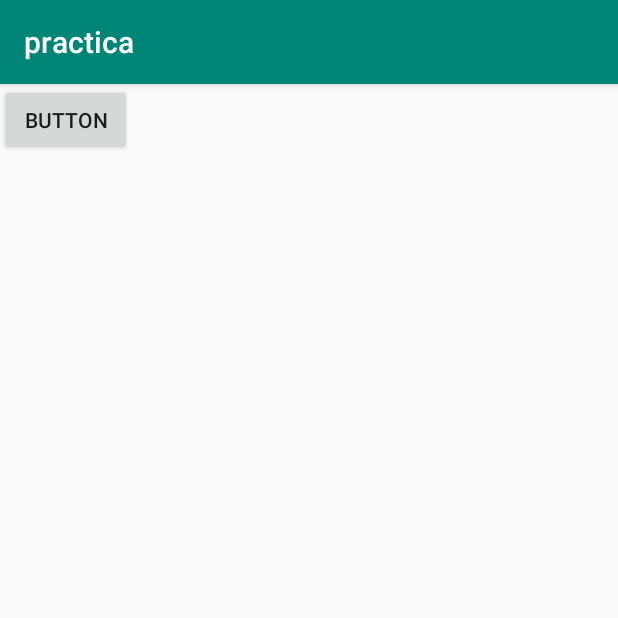
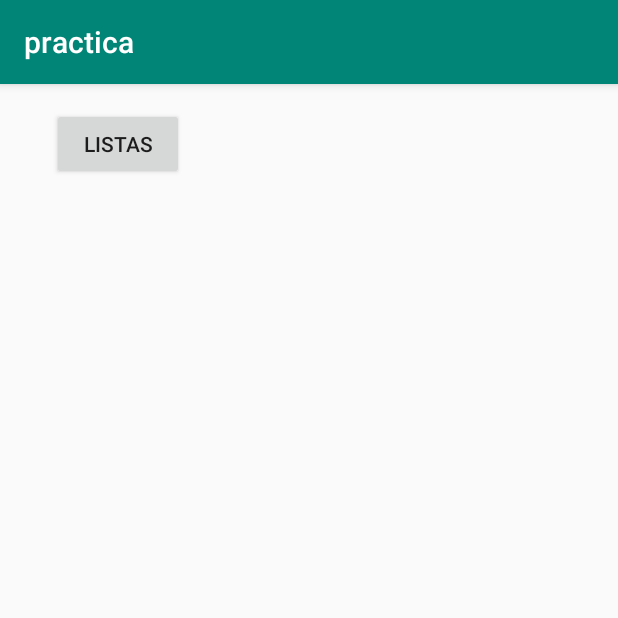
Before and after one commit to crrlos/practica, an Android app: the screen it shows after launch (MainActivity before the commit, Principal after it), on a phone screen of 412 x 824 dp, the top half of it. Run offline under Robolectric (Android 15) with nearby library versions, the phone set to English and light mode, and no system bars.

Commit message:
Se agregó actividad principal para navegar entre los temas de la práctica

```diff
--- a/app/src/main/java/com/example/carlos/practica/MainActivity.java
+++ b/app/src/main/java/com/example/carlos/practica/Listas.java
@@ -1,21 +1,18 @@
 package com.example.carlos.practica;
 
-import android.support.v4.content.ContextCompat;
 import android.support.v7.app.AppCompatActivity;
 import android.os.Bundle;
 import android.support.v7.widget.DividerItemDecoration;
 import android.support.v7.widget.LinearLayoutManager;
 import android.support.v7.widget.RecyclerView;
-import android.util.Log;
 import android.view.View;
 import android.widget.Button;
-import android.widget.TextView;
 import android.widget.Toast;
 
 import java.util.ArrayList;
 import java.util.List;
 
-public class MainActivity extends AppCompatActivity {
+public class Listas extends AppCompatActivity {
 
     private RecyclerView mRecyclerView;
     private RecyclerView.Adapter mAdapter;
@@ -25,7 +22,7 @@ public class MainActivity extends AppCompatActivity {
     @Override
     protected void onCreate(Bundle savedInstanceState) {
         super.onCreate(savedInstanceState);
-        setContentView(R.layout.activity_main);
+        setContentView(R.layout.activity_listas);
 
         final List<String> names = new ArrayList<>();
         Button agregar = findViewById(R.id.button2);
@@ -66,7 +63,7 @@ public class MainActivity extends AppCompatActivity {
 
             @Override
             public void onLongClick(View v, int pos) {
-                Toast.makeText(MainActivity.this, "long click", Toast.LENGTH_SHORT).show();
+                Toast.makeText(Listas.this, "long click", Toast.LENGTH_SHORT).show();
             }
         });
 
--- a/app/src/main/java/com/example/carlos/practica/MyAdapter.java
+++ b/app/src/main/java/com/example/carlos/practica/MyAdapter.java
@@ -15,10 +15,10 @@ import java.util.List;
 public class MyAdapter extends RecyclerView.Adapter<MyAdapter.MyViewHolder>{
 
     private List<String> mDataset;
-    private MainActivity.RecyclerOnClickListener listener;
+    private Listas.RecyclerOnClickListener listener;
 
     // Provide a suitable constructor (depends on the kind of dataset)
-    public MyAdapter(List<String> myDataset, MainActivity.RecyclerOnClickListener listener) {
+    public MyAdapter(List<String> myDataset, Listas.RecyclerOnClickListener listener) {
         mDataset = myDataset;
         this.listener = listener;
     }
@@ -46,10 +46,10 @@ public class MyAdapter extends RecyclerView.Adapter<MyAdapter.MyViewHolder>{
     // Complex data items may need more than one view per item, and
     // you provide access to all the views for a data item in a view holder
     public static class MyViewHolder extends RecyclerView.ViewHolder implements View.OnClickListener {
-        MainActivity.RecyclerOnClickListener listener;
+        Listas.RecyclerOnClickListener listener;
         // each data item is just a string in this case
         public TextView mTextView;
-        public MyViewHolder(View v, final MainActivity.RecyclerOnClickListener listener) {
+        public MyViewHolder(View v, final Listas.RecyclerOnClickListener listener) {
             super(v);
             mTextView = v.findViewById(R.id.lst_txtView);
             this.listener = listener;
--- /dev/null
+++ b/app/src/main/java/com/example/carlos/practica/Principal.java
@@ -0,0 +1,24 @@
+package com.example.carlos.practica;
+
+import android.content.Intent;
+import android.support.v7.app.AppCompatActivity;
+import android.os.Bundle;
+import android.view.View;
+import android.widget.Button;
+
+public class Principal extends AppCompatActivity {
+
+    @Override
+    protected void onCreate(Bundle savedInstanceState) {
+        super.onCreate(savedInstanceState);
+        setContentView(R.layout.activity_principal);
+        Button  b1 = findViewById(R.id.btn1);
+        b1.setOnClickListener(new View.OnClickListener() {
+            @Override
+            public void onClick(View v) {
+                Intent i = new Intent(Principal.this,Listas.class);
+                startActivity(i);
+            }
+        });
+    }
+}
--- a/app/src/main/res/layout/activity_main.xml
+++ b/app/src/main/res/layout/activity_listas.xml
@@ -4,12 +4,12 @@
     xmlns:tools="http://schemas.android.com/tools"
     android:layout_width="match_parent"
     android:layout_height="match_parent"
-    tools:context=".MainActivity">
+    tools:context=".Listas">
 
     <android.support.v7.widget.RecyclerView
         android:id="@+id/recyclerView"
         android:layout_width="304dp"
-        android:layout_height="388dp"
+        android:layout_height="306dp"
         android:layout_marginStart="8dp"
         android:layout_marginTop="8dp"
         android:layout_marginBottom="8dp"
@@ -17,13 +17,18 @@
         app:layout_constraintBottom_toBottomOf="parent"
         app:layout_constraintStart_toStartOf="parent"
         app:layout_constraintTop_toTopOf="parent"
-        app:layout_constraintVertical_bias="0.888" />
+        app:layout_constraintVertical_bias="0.827" />
 
     <Button
         android:id="@+id/button2"
         android:layout_width="wrap_content"
         android:layout_height="wrap_content"
+        android:layout_marginStart="8dp"
+        android:layout_marginEnd="8dp"
+        android:layout_marginBottom="56dp"
         android:text="Button"
-        tools:layout_editor_absoluteX="16dp"
-        tools:layout_editor_absoluteY="1dp" />
+        app:layout_constraintBottom_toTopOf="@+id/recyclerView"
+        app:layout_constraintEnd_toEndOf="parent"
+        app:layout_constraintHorizontal_bias="0.037"
+        app:layout_constraintStart_toStartOf="parent" />
 </android.support.constraint.ConstraintLayout>
--- /dev/null
+++ b/app/src/main/res/layout/activity_principal.xml
@@ -0,0 +1,21 @@
+<?xml version="1.0" encoding="utf-8"?>
+<android.support.constraint.ConstraintLayout xmlns:android="http://schemas.android.com/apk/res/android"
+    xmlns:app="http://schemas.android.com/apk/res-auto"
+    xmlns:tools="http://schemas.android.com/tools"
+    android:layout_width="match_parent"
+    android:layout_height="match_parent"
+    tools:context=".Principal">
+
+    <Button
+        android:id="@+id/btn1"
+        android:layout_width="wrap_content"
+        android:layout_height="wrap_content"
+        android:layout_marginStart="8dp"
+        android:layout_marginTop="16dp"
+        android:layout_marginEnd="8dp"
+        android:text="Listas"
+        app:layout_constraintEnd_toEndOf="parent"
+        app:layout_constraintHorizontal_bias="0.087"
+        app:layout_constraintStart_toStartOf="parent"
+        app:layout_constraintTop_toTopOf="parent" />
+</android.support.constraint.ConstraintLayout>
```
Also changed, not shown: app/src/main/AndroidManifest.xml (+8 -1 lines).
